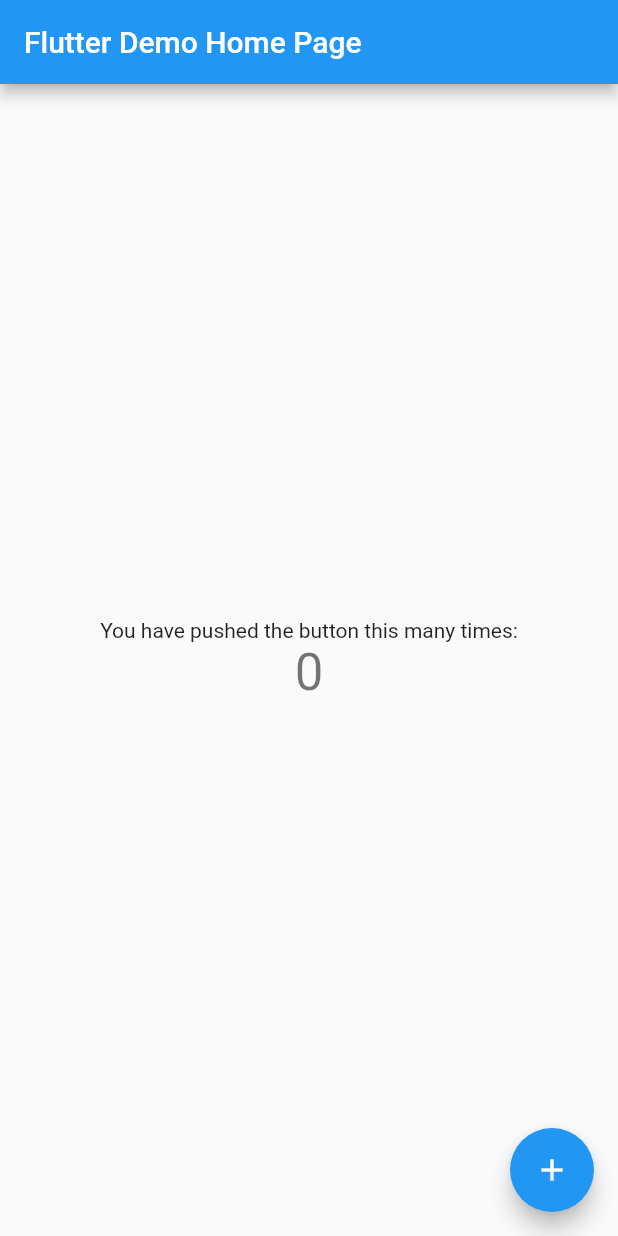
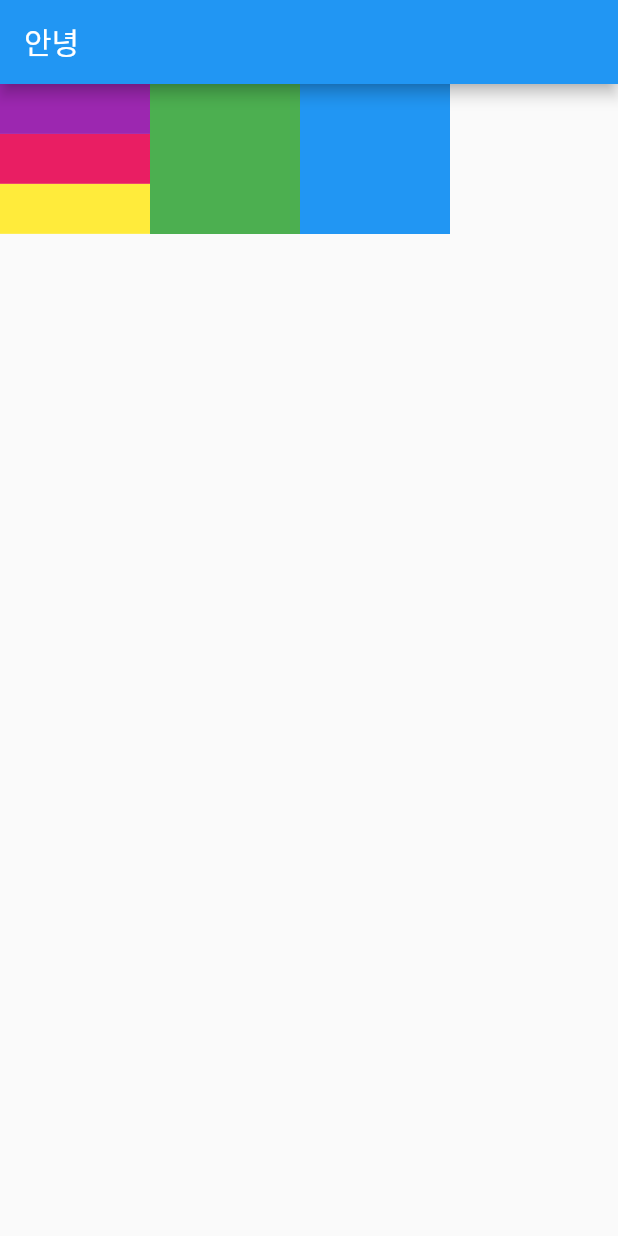
Before and after one commit to bearscome/flutter, a Flutter app: the screen it shows after launch, on a phone screen of 412 x 824 dp. Run offline on Flutter 3.47's test engine with Material 2 defaults, Android fonts, the phone set to English and light mode, and no system bars.

Commit message:
레이아웃 연습....

```diff
--- a/flutter_application_1/lib/main.dart
+++ b/flutter_application_1/lib/main.dart
@@ -7,109 +7,57 @@
 class MyApp extends StatelessWidget {
   const MyApp({super.key});
 
-  // This widget is the root of your application.
   @override
   Widget build(BuildContext context) {
     return MaterialApp(
-      title: 'Flutter Demo',
-      theme: ThemeData(
-        // This is the theme of your application.
-        //
-        // Try running your application with "flutter run". You'll see the
-        // application has a blue toolbar. Then, without quitting the app, try
-        // changing the primarySwatch below to Colors.green and then invoke
-        // "hot reload" (press "r" in the console where you ran "flutter run",
-        // or simply save your changes to "hot reload" in a Flutter IDE).
-        // Notice that the counter didn't reset back to zero; the application
-        // is not restarted.
-        primarySwatch: Colors.blue,
-      ),
-      home: const MyHomePage(title: 'Flutter Demo Home Page'),
+      home: HeaderWidget(),
     );
   }
 }
 
-class MyHomePage extends StatefulWidget {
-  const MyHomePage({super.key, required this.title});
-
-  // This widget is the home page of your application. It is stateful, meaning
-  // that it has a State object (defined below) that contains fields that affect
-  // how it looks.
-
-  // This class is the configuration for the state. It holds the values (in this
-  // case the title) provided by the parent (in this case the App widget) and
-  // used by the build method of the State. Fields in a Widget subclass are
-  // always marked "final".
-
-  final String title;
-
-  @override
-  State<MyHomePage> createState() => _MyHomePageState();
-}
-
-class _MyHomePageState extends State<MyHomePage> {
-  int _counter = 0;
-
-  void _incrementCounter() {
-    setState(() {
-      // This call to setState tells the Flutter framework that something has
-      // changed in this State, which causes it to rerun the build method below
-      // so that the display can reflect the updated values. If we changed
-      // _counter without calling setState(), then the build method would not be
-      // called again, and so nothing would appear to happen.
-      _counter++;
-    });
-  }
+class HeaderWidget extends StatelessWidget {
+  HeaderWidget({super.key});
 
   @override
   Widget build(BuildContext context) {
-    // This method is rerun every time setState is called, for instance as done
-    // by the _incrementCounter method above.
-    //
-    // The Flutter framework has been optimized to make rerunning build methods
-    // fast, so that you can just rebuild anything that needs updating rather
-    // than having to individually change instances of widgets.
     return Scaffold(
       appBar: AppBar(
-        // Here we take the value from the MyHomePage object that was created by
-        // the App.build method, and use it to set our appbar title.
-        title: Text(widget.title),
+        title: const Text('안녕'),
       ),
-      body: Center(
-        // Center is a layout widget. It takes a single child and positions it
-        // in the middle of the parent.
-        child: Column(
-          // Column is also a layout widget. It takes a list of children and
-          // arranges them vertically. By default, it sizes itself to fit its
-          // children horizontally, and tries to be as tall as its parent.
-          //
-          // Invoke "debug painting" (press "p" in the console, choose the
-          // "Toggle Debug Paint" action from the Flutter Inspector in Android
-          // Studio, or the "Toggle Debug Paint" command in Visual Studio Code)
-          // to see the wireframe for each widget.
-          //
-          // Column has various properties to control how it sizes itself and
-          // how it positions its children. Here we use mainAxisAlignment to
-          // center the children vertically; the main axis here is the vertical
-          // axis because Columns are vertical (the cross axis would be
-          // horizontal).
-          mainAxisAlignment: MainAxisAlignment.center,
-          children: <Widget>[
-            const Text(
-              'You have pushed the button this many times:',
+      body: Row(
+        children: [
+          SizedBox(
+            width: 100,
+            height: 100,
+            child: Column(
+              children: [
+                Container(
+                  height: 33.3,
+                  color: Colors.purple,
+                ),
+                Container(
+                  height: 33.3,
+                  color: Colors.pink,
+                ),
+                Container(
+                  height: 33.3,
+                  color: Colors.yellow,
+                ),
+              ],
             ),
-            Text(
-              '$_counter',
-              style: Theme.of(context).textTheme.headline4,
-            ),
-          ],
-        ),
+          ),
+          Container(
+            width: 100,
+            height: 100,
+            color: Colors.green,
+          ),
+          Container(
+            width: 100,
+            height: 100,
+            color: Colors.blue,
+          ),
+        ],
       ),
-      floatingActionButton: FloatingActionButton(
-        onPressed: _incrementCounter,
-        tooltip: 'Increment',
-        child: const Icon(Icons.add),
-      ), // This trailing comma makes auto-formatting nicer for build methods.
     );
   }
 }
```
